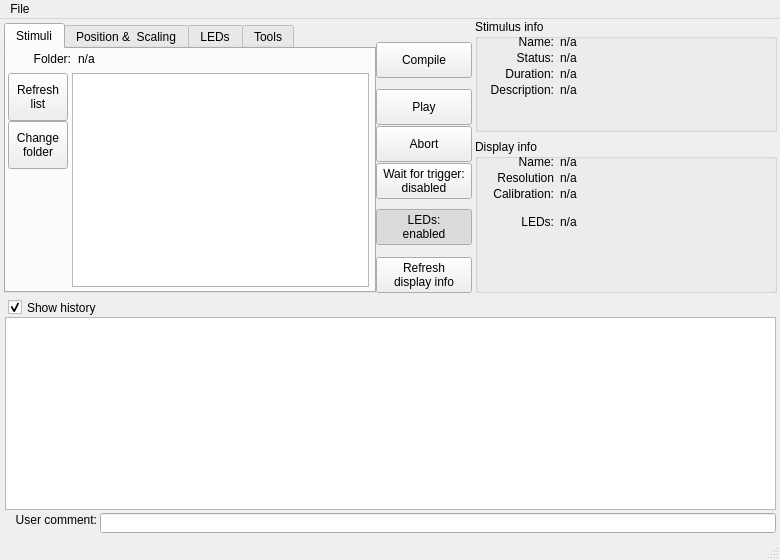
Old version of the form QDSpy_GUI_main.ui in the repository eulerlab/QDSpy.
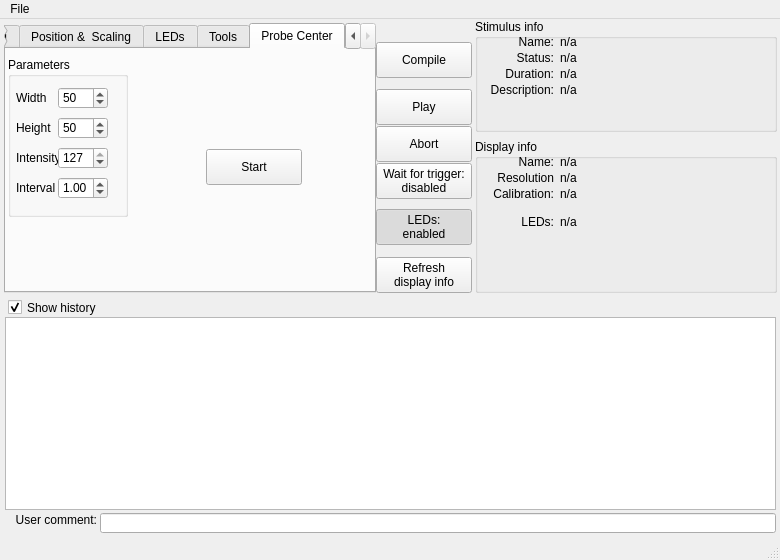
New version of the form. The open tabs and pages were chosen to show the change. Icons and pictures are not drawn.

Commit message: New tool: Probe center

Patch:
```diff
--- a/QDSpy_GUI_main.ui
+++ b/QDSpy_GUI_main.ui
@@ -1367,6 +1367,177 @@
       </widget>
      </widget>
     </widget>
+    <widget class="QWidget" name="tab">
+     <attribute name="title">
+      <string>Probe Center</string>
+     </attribute>
+     <widget class="QGroupBox" name="groupBoxProbeParameters">
+      <property name="geometry">
+       <rect>
+        <x>2</x>
+        <y>8</y>
+        <width>120</width>
+        <height>160</height>
+       </rect>
+      </property>
+      <property name="title">
+       <string>Parameters</string>
+      </property>
+      <widget class="QLabel" name="probe_width_label">
+       <property name="geometry">
+        <rect>
+         <x>8</x>
+         <y>30</y>
+         <width>50</width>
+         <height>22</height>
+        </rect>
+       </property>
+       <property name="text">
+        <string>Width</string>
+       </property>
+      </widget>
+     <widget class="QLabel" name="probe_height_label">
+       <property name="geometry">
+        <rect>
+         <x>8</x>
+         <y>60</y>
+         <width>50</width>
+         <height>22</height>
+        </rect>
+       </property>
+       <property name="text">
+        <string>Height</string>
+       </property>
+      </widget>
+     <widget class="QLabel" name="probe_intensity_label">
+       <property name="geometry">
+        <rect>
+         <x>8</x>
+         <y>90</y>
+         <width>50</width>
+         <height>22</height>
+        </rect>
+       </property>
+       <property name="text">
+        <string>Intensity</string>
+       </property>
+      </widget>
+     <widget class="QLabel" name="probe_interval_label">
+       <property name="geometry">
+        <rect>
+         <x>8</x>
+         <y>120</y>
+         <width>50</width>
+         <height>22</height>
+        </rect>
+       </property>
+       <property name="text">
+        <string>Interval</string>
+       </property>
+      </widget>
+      <widget class="QSpinBox" name="probe_width">
+       <property name="geometry">
+        <rect>
+         <x>50</x>
+         <y>30</y>
+         <width>50</width>
+         <height>22</height>
+        </rect>
+       </property>
+       <property name="minimum">
+        <number>1</number>
+       </property>
+       <property name="maximum">
+        <number>10000</number>
+       </property>
+       <property name="value">
+        <number>50</number>
+       </property>
+       <property name="singleStep">
+        <number>10</number>
+       </property>
+      </widget>
+     <widget class="QSpinBox" name="probe_height">
+       <property name="geometry">
+        <rect>
+         <x>50</x>
+         <y>60</y>
+         <width>50</width>
+         <height>22</height>
+        </rect>
+       </property>
+       <property name="minimum">
+        <number>1</number>
+       </property>
+       <property name="maximum">
+        <number>10000</number>
+       </property>
+       <property name="value">
+        <number>50</number>
+       </property>
+       <property name="singleStep">
+        <number>10</number>
+       </property>
+      </widget>
+     <widget class="QSpinBox" name="probe_intensity">
+       <property name="geometry">
+        <rect>
+         <x>50</x>
+         <y>90</y>
+         <width>50</width>
+         <height>22</height>
+        </rect>
+       </property>
+       <property name="minimum">
+        <number>1</number>
+       </property>
+       <property name="maximum">
+        <number>127</number>
+       </property>
+       <property name="value">
+        <number>127</number>
+       </property>
+       <property name="singleStep">
+        <number>10</number>
+       </property>
+      </widget>
+     <widget class="QDoubleSpinBox" name="probe_interval">
+       <property name="geometry">
+        <rect>
+         <x>50</x>
+         <y>120</y>
+         <width>50</width>
+         <height>22</height>
+        </rect>
+       </property>
+       <property name="minimum">
+        <number>0</number>
+       </property>
+       <property name="maximum">
+        <number>10000</number>
+       </property>
+       <property name="value">
+        <number>1</number>
+       </property>
+       <property name="singleStep">
+        <number>1</number>
+       </property>
+      </widget>
+     </widget>
+     <widget class="QPushButton" name="btnProbeStart">
+      <property name="geometry">
+       <rect>
+        <x>200</x>
+        <y>100</y>
+        <width>96</width>
+        <height>36</height>
+       </rect>
+      </property>
+      <property name="text">
+       <string>Start</string>
+      </property>
+     </widget>
+    </widget>
    </widget>
    <widget class="QTextBrowser" name="textBrowserHistory">
     <property name="enabled">
```
The commit also changes 4 other files.
